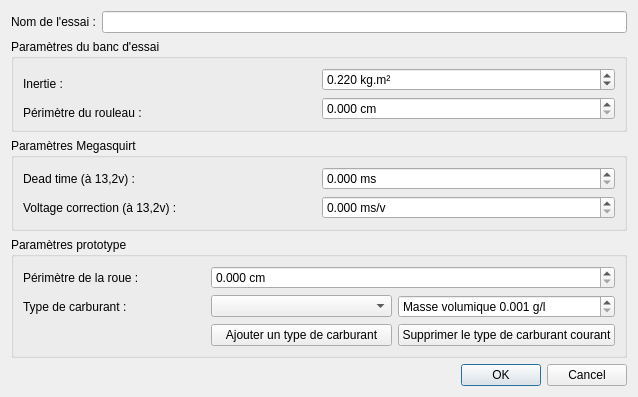
Above: Megasquirt/MSDataParameterDialog.ui from xaviermawet/EcoMotion2013BenchTestExperimental before the change. Below: the same form after it.
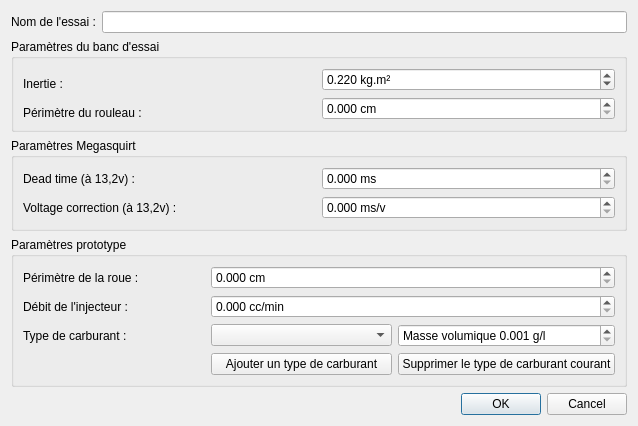
That is the form after the change. Icons and pictures are not drawn.

Commit message: Continuation de la fenetre de paramétrisation de l'importation des données du banc d'essai Insertion des paramètres d'importation pour la réalisation des calculs

```diff
--- a/Megasquirt/MSDataParameterDialog.ui
+++ b/Megasquirt/MSDataParameterDialog.ui
@@ -7,7 +7,7 @@
     <x>0</x>
     <y>0</y>
     <width>638</width>
-    <height>395</height>
+    <height>424</height>
    </rect>
   </property>
   <property name="windowTitle">
@@ -184,16 +184,39 @@
        </widget>
       </item>
       <item row="1" column="0">
+       <widget class="QLabel" name="injectorVolumetricFlowRateLabel">
+        <property name="text">
+         <string>Débit de l'injecteur :</string>
+        </property>
+       </widget>
+      </item>
+      <item row="1" column="1" colspan="2">
+       <widget class="QDoubleSpinBox" name="injectorVolumetricFlowRateDoubleSpinBox">
+        <property name="accelerated">
+         <bool>true</bool>
+        </property>
+        <property name="suffix">
+         <string> cc/min</string>
+        </property>
+        <property name="decimals">
+         <number>3</number>
+        </property>
+        <property name="maximum">
+         <double>1000.000000000000000</double>
+        </property>
+       </widget>
+      </item>
+      <item row="2" column="0">
        <widget class="QLabel" name="fuelTypeLabelLabel">
         <property name="text">
          <string>Type de carburant :</string>
         </property>
        </widget>
       </item>
-      <item row="1" column="1">
+      <item row="2" column="1">
        <widget class="QComboBox" name="fuelTypeComboBox"/>
       </item>
-      <item row="1" column="2">
+      <item row="2" column="2">
        <widget class="QDoubleSpinBox" name="fuelDensityDoubleSpinBox">
         <property name="accelerated">
          <bool>true</bool>
@@ -221,14 +244,14 @@
         </property>
        </widget>
       </item>
-      <item row="2" column="1">
+      <item row="3" column="1">
        <widget class="QPushButton" name="addFuelPushButton">
         <property name="text">
          <string>Ajouter un type de carburant</string>
         </property>
        </widget>
       </item>
-      <item row="2" column="2">
+      <item row="3" column="2">
        <widget class="QPushButton" name="deleteFuelPushButton">
         <property name="text">
          <string>Supprimer le type de carburant courant</string>
```
The commit also changes 4 other files.
